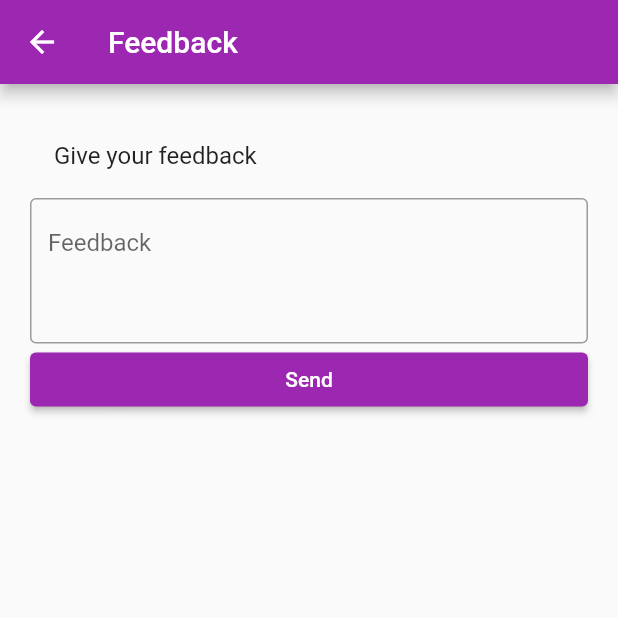
After one commit to codeit-np/donation_app, a Flutter app: the FeedbackScreen screen opened by its route, after a tap on "Send", on a phone screen of 412 x 824 dp, the top half of it. The commit adds this screen. Run offline on Flutter 3.47's test engine with Material 2 defaults, Android fonts, the phone set to English and light mode, and no system bars; our stand-ins replace image_picker, shared_preferences; accounts and stored records are empty; network calls fail.

Commit message:
feedback added

```diff
--- a/lib/const/const.dart
+++ b/lib/const/const.dart
@@ -14,3 +14,5 @@ TextEditingController remarks = TextEditingController();
 TextEditingController book = TextEditingController();
 TextEditingController publication = TextEditingController();
 TextEditingController price = TextEditingController();
+
+TextEditingController feedback = TextEditingController();
--- a/lib/main.dart
+++ b/lib/main.dart
@@ -1,6 +1,7 @@
 import 'package:final_food_app/pages/booklist.dart';
 import 'package:final_food_app/pages/bookprofile.dart';
 import 'package:final_food_app/pages/dashboard.dart';
+import 'package:final_food_app/pages/feedback.dart';
 import 'package:final_food_app/pages/login.dart';
 import 'package:final_food_app/pages/profile.dart';
 import 'package:final_food_app/pages/register.dart';
@@ -47,6 +48,7 @@ class MyApp extends StatelessWidget {
         'bookprofile': (context) => BookProfilePage(),
         'share': (context) => ShareBookScreen(),
         'search': (context) => SearchScreen(),
+        'feedback': (context) => FeedbackScreen(),
       },
     );
   }
--- a/lib/pages/dashboard.dart
+++ b/lib/pages/dashboard.dart
@@ -192,7 +192,7 @@ class _DashboardScreenState extends State<DashboardScreen> {
                   ),
 
                   FutureBuilder(
-                    future: getBooks('bookrequest'),
+                    future: getBooks('books'),
                     builder: (context, snapshot) {
                       switch (snapshot.connectionState) {
                         case ConnectionState.waiting:
--- /dev/null
+++ b/lib/pages/feedback.dart
@@ -0,0 +1,80 @@
+import 'dart:convert';
+
+import 'package:final_food_app/api/api.dart';
+import 'package:final_food_app/const/const.dart';
+import 'package:flutter/material.dart';
+
+class FeedbackScreen extends StatefulWidget {
+  @override
+  _FeedbackScreenState createState() => _FeedbackScreenState();
+}
+
+class _FeedbackScreenState extends State<FeedbackScreen> {
+  GlobalKey<FormState> _key = GlobalKey<FormState>();
+  @override
+  Widget build(BuildContext context) {
+    return Scaffold(
+      appBar: AppBar(
+        title: Text("Feedback"),
+      ),
+      body: SingleChildScrollView(
+        child: Form(
+          key: _key,
+          child: Padding(
+            padding: const EdgeInsets.all(20.0),
+            child: Column(
+              children: [
+                ListTile(
+                  title: Text("Give your feedback"),
+                ),
+                TextFormField(
+                  controller: feedback,
+                  decoration: InputDecoration(
+                      hintText: 'Feedback', border: OutlineInputBorder()),
+                  maxLines: 3,
+                ),
+                Row(
+                  children: [
+                    Expanded(
+                      child: ElevatedButton(
+                          onPressed: () async {
+                            if (_key.currentState.validate()) {
+                              Map data = {'feedback': feedback.text};
+
+                              var response =
+                                  await Api().postData(data, 'feedback');
+                              var result = json.decode(response.body);
+
+                              print(result);
+                              if (result['message'] == 'success') {
+                                showDialog(
+                                    context: context,
+                                    builder: (builder) {
+                                      return AlertDialog(
+                                        title: Text("Message"),
+                                        content:
+                                            Text("Than you for your feedback"),
+                                        actions: [
+                                          ElevatedButton(
+                                              onPressed: () {
+                                                Navigator.pop(context);
+                                              },
+                                              child: Text("Ok"))
+                                        ],
+                                      );
+                                    });
+                              }
+                            }
+                          },
+                          child: Text("Send")),
+                    ),
+                  ],
+                )
+              ],
+            ),
+          ),
+        ),
+      ),
+    );
+  }
+}
--- a/lib/widgets/drawer.dart
+++ b/lib/widgets/drawer.dart
@@ -179,6 +179,14 @@ class _MyDrawerState extends State<MyDrawer> {
               },
             ),
           ),
+
+          ListTile(
+            onTap: () {
+              Navigator.pushNamed(context, 'feedback');
+            },
+            leading: Icon(Icons.feedback),
+            title: Text("Feedback"),
+          ),
           ListTile(
             onTap: () async {
               Map data = {};
```
